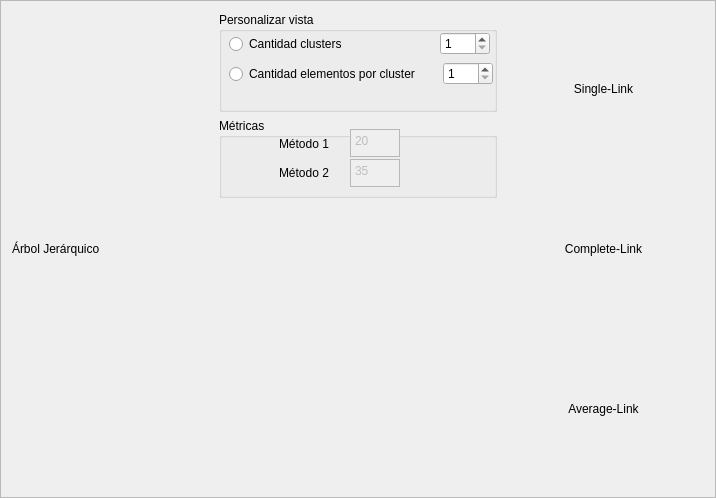
Before: the Qt Designer form visual/frame.ui in gabrieljcandia/TPI-Inteligencia-Artificial-II, drawn with Qt 5.
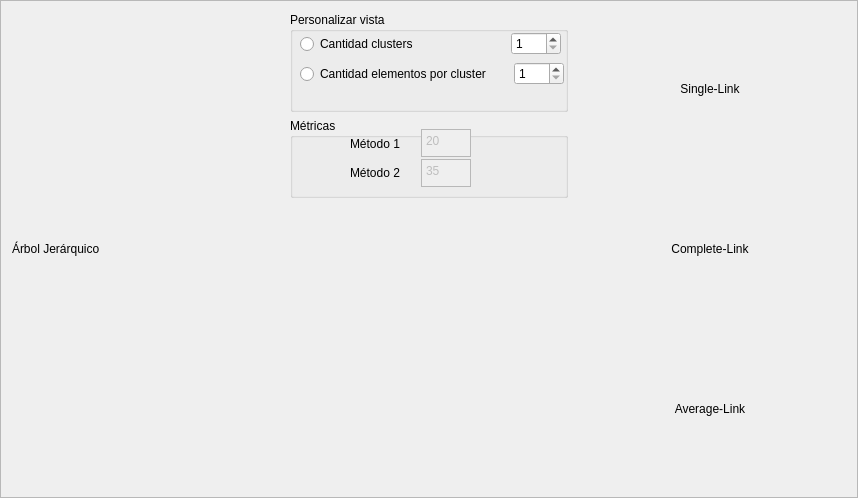
After: the same form once the commit is applied.

What changed in the file:
```diff
--- a/visual/frame.ui
+++ b/visual/frame.ui
@@ -6,7 +6,7 @@
    <rect>
     <x>0</x>
     <y>0</y>
-    <width>716</width>
+    <width>858</width>
     <height>498</height>
    </rect>
   </property>
```
Left out of the diff: 2 changed lines with no effect on the pictures.
